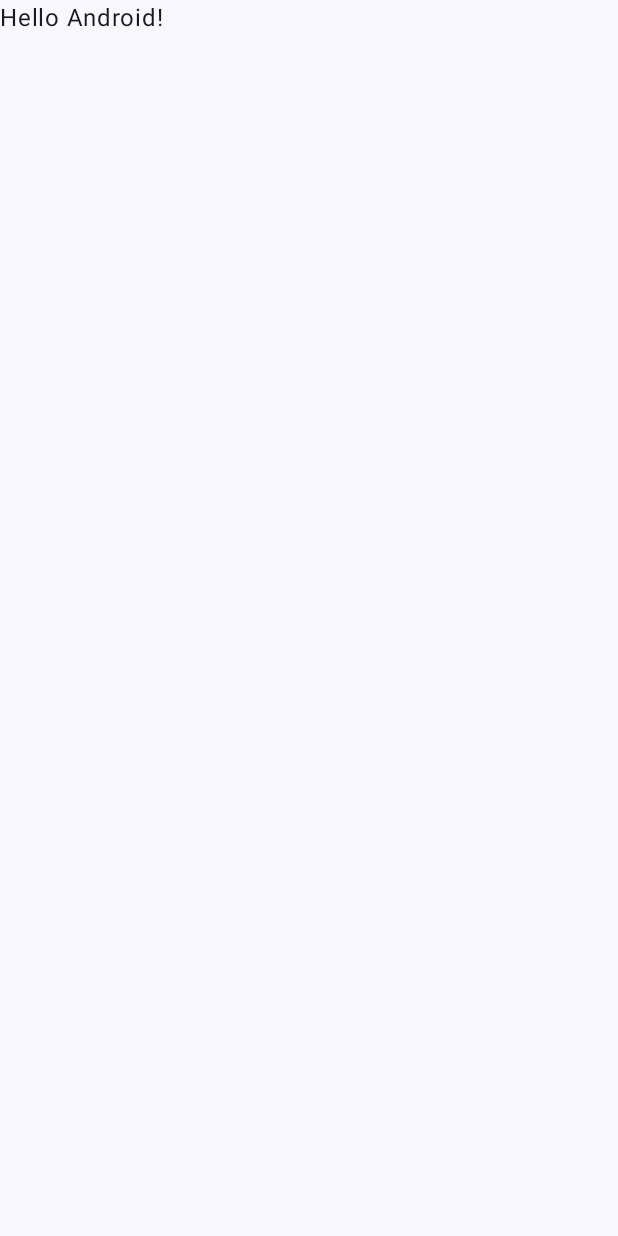
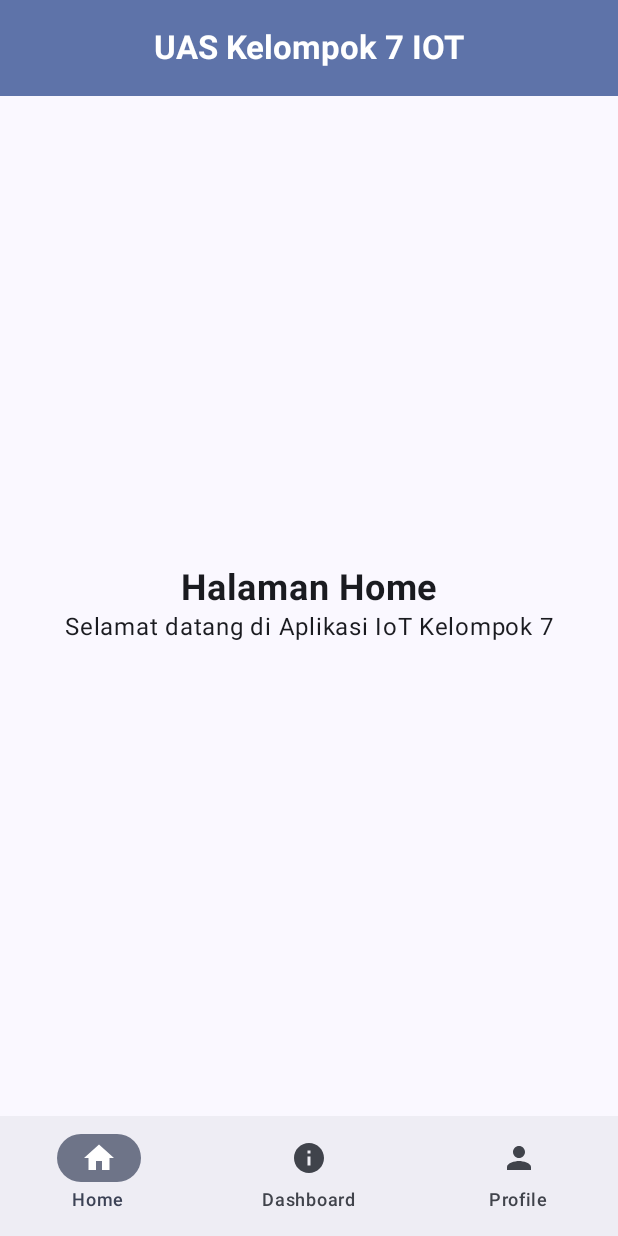
Before and after one commit to Alex16oz/UASkelompok7IOT, an Android app built with Jetpack Compose: the screen it shows after launch (MainActivity), on a phone screen of 412 x 824 dp. Before the commit the screen is almost empty. Run offline under Robolectric (Android 15) with nearby library versions, the phone set to English and light mode, and no system bars.

Commit message:
v2 Basic UI

```diff
--- a/app/build.gradle.kts
+++ b/app/build.gradle.kts
@@ -52,6 +52,7 @@ dependencies {
     implementation(libs.androidx.compose.material3)
     implementation(platform(libs.firebase.bom))
     implementation(libs.firebase.analytics)
+    implementation(libs.androidx.navigation.compose)
     testImplementation(libs.junit)
     androidTestImplementation(libs.androidx.junit)
     androidTestImplementation(libs.androidx.espresso.core)
--- a/app/src/main/java/UAS/kelompok7/com/MainActivity.kt
+++ b/app/src/main/java/UAS/kelompok7/com/MainActivity.kt
@@ -4,12 +4,36 @@ import android.os.Bundle
 import androidx.activity.ComponentActivity
 import androidx.activity.compose.setContent
 import androidx.activity.enableEdgeToEdge
+import androidx.compose.foundation.layout.Arrangement
+import androidx.compose.foundation.layout.Column
 import androidx.compose.foundation.layout.fillMaxSize
 import androidx.compose.foundation.layout.padding
+import androidx.compose.material.icons.Icons
+import androidx.compose.material.icons.filled.Home
+import androidx.compose.material.icons.filled.Info
+import androidx.compose.material.icons.filled.Person
+import androidx.compose.material3.CenterAlignedTopAppBar
+import androidx.compose.material3.ExperimentalMaterial3Api
+import androidx.compose.material3.Icon
+import androidx.compose.material3.MaterialTheme
+import androidx.compose.material3.NavigationBar
+import androidx.compose.material3.NavigationBarItem
 import androidx.compose.material3.Scaffold
 import androidx.compose.material3.Text
+import androidx.compose.material3.TopAppBarDefaults
 import androidx.compose.runtime.Composable
+import androidx.compose.runtime.getValue
+import androidx.compose.ui.Alignment
 import androidx.compose.ui.Modifier
+import androidx.compose.ui.graphics.vector.ImageVector
+import androidx.compose.ui.text.font.FontWeight
+import androidx.compose.ui.unit.sp
+import androidx.navigation.NavGraph.Companion.findStartDestination
+import androidx.navigation.compose.NavHost
+import androidx.navigation.compose.composable
+import androidx.navigation.compose.currentBackStackEntryAsState
+import androidx.navigation.compose.rememberNavController
+import UAS.kelompok7.com.ui.theme.UASkelompok7IOTTheme
 import androidx.compose.ui.tooling.preview.Preview
 import UAS.kelompok7.com.ui.theme.UASkelompok7IOTTheme
 
@@ -19,29 +43,111 @@ class MainActivity : ComponentActivity() {
         enableEdgeToEdge()
         setContent {
             UASkelompok7IOTTheme {
-                Scaffold(modifier = Modifier.fillMaxSize()) { innerPadding ->
-                    Greeting(
-                        name = "Android",
-                        modifier = Modifier.padding(innerPadding)
-                    )
-                }
+                MainScreen()
             }
         }
     }
 }
 
+// Data class untuk item navigasi
+data class BottomNavItem(
+    val label: String,
+    val icon: ImageVector,
+    val route: String
+)
+
+@OptIn(ExperimentalMaterial3Api::class)
 @Composable
-fun Greeting(name: String, modifier: Modifier = Modifier) {
-    Text(
-        text = "Hello $name!",
-        modifier = modifier
+fun MainScreen() {
+    val navController = rememberNavController()
+
+    // Daftar 3 Halaman
+    val navItems = listOf(
+        BottomNavItem("Home", Icons.Default.Home, "home"),
+        BottomNavItem("Dashboard", Icons.Default.Info, "dashboard"),
+        BottomNavItem("Profile", Icons.Default.Person, "profile")
     )
+
+    Scaffold(
+        modifier = Modifier.fillMaxSize(),
+        // BAGIAN 1: TOP APP BAR
+        topBar = {
+            CenterAlignedTopAppBar(
+                title = {
+                    Text(
+                        text = "UAS Kelompok 7 IOT",
+                        fontWeight = FontWeight.Bold
+                    )
+                },
+                colors = TopAppBarDefaults.centerAlignedTopAppBarColors(
+                    containerColor = MaterialTheme.colorScheme.primaryContainer,
+                    titleContentColor = MaterialTheme.colorScheme.onPrimaryContainer
+                )
+            )
+        },
+        // BAGIAN 2: BOTTOM NAVIGATION BAR
+        bottomBar = {
+            NavigationBar {
+                // Mendapatkan route saat ini agar icon aktif bisa menyala
+                val navBackStackEntry by navController.currentBackStackEntryAsState()
+                val currentRoute = navBackStackEntry?.destination?.route
+
+                navItems.forEach { item ->
+                    NavigationBarItem(
+                        label = { Text(item.label) },
+                        icon = { Icon(imageVector = item.icon, contentDescription = item.label) },
+                        selected = currentRoute == item.route,
+                        onClick = {
+                            navController.navigate(item.route) {
+                                // Agar tidak menumpuk halaman saat back button ditekan
+                                popUpTo(navController.graph.findStartDestination().id) {
+                                    saveState = true
+                                }
+                                launchSingleTop = true
+                                restoreState = true
+                            }
+                        }
+                    )
+                }
+            }
+        }
+    ) { innerPadding ->
+        // BAGIAN 3: KONTEN HALAMAN (NAV HOST)
+        NavHost(
+            navController = navController,
+            startDestination = "home",
+            modifier = Modifier.padding(innerPadding)
+        ) {
+            composable("home") {
+                PageContent(title = "Halaman Home", description = "Selamat datang di Aplikasi IoT Kelompok 7")
+            }
+            composable("dashboard") {
+                PageContent(title = "Halaman Dashboard", description = "Monitor data sensor IoT di sini")
+            }
+            composable("profile") {
+                PageContent(title = "Halaman Profile", description = "Informasi Anggota Kelompok")
+            }
+        }
+    }
 }
 
-@Preview(showBackground = true)
+// Komponen sederhana untuk isi setiap halaman
 @Composable
-fun GreetingPreview() {
-    UASkelompok7IOTTheme {
-        Greeting("Android")
+fun PageContent(title: String, description: String) {
+    Column(
+        modifier = Modifier.fillMaxSize(),
+        verticalArrangement = Arrangement.Center,
+        horizontalAlignment = Alignment.CenterHorizontally
+    ) {
+        Text(text = title, fontSize = 24.sp, fontWeight = FontWeight.Bold)
+        Text(text = description)
     }
 }
+
+@Preview(showBackground = true, showSystemUi = true)
+@Composable
+fun MainScreenPreview() {
+    UASkelompok7IOTTheme {
+        MainScreen()
+    }
+}
--- a/gradle/libs.versions.toml
+++ b/gradle/libs.versions.toml
@@ -8,7 +8,8 @@ espressoCore = "3.7.0"
 lifecycleRuntimeKtx = "2.9.4"
 activityCompose = "1.11.0"
 composeBom = "2024.09.00"
-firebaseBom = "33.6.0" # Tambahkan ini
+firebaseBom = "33.6.0"
+navigationCompose = "2.8.3"
 
 [libraries]
 androidx-core-ktx = { group = "androidx.core", name = "core-ktx", version.ref = "coreKtx" }
@@ -27,6 +28,7 @@ androidx-compose-ui-test-junit4 = { group = "androidx.compose.ui", name = "ui-te
 androidx-compose-material3 = { group = "androidx.compose.material3", name = "material3" }
 firebase-bom = { group = "com.google.firebase", name = "firebase-bom", version.ref = "firebaseBom" }
 firebase-analytics = { group = "com.google.firebase", name = "firebase-analytics" }
+androidx-navigation-compose = { group = "androidx.navigation", name = "navigation-compose", version.ref = "navigationCompose" }
 
 
 
```
